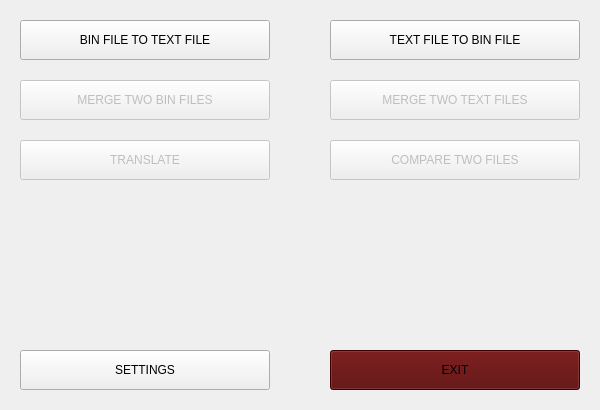
Above: src/Forms/MainWindow.ui from psv-git/BDOLang before the change. Below: the same form after it.
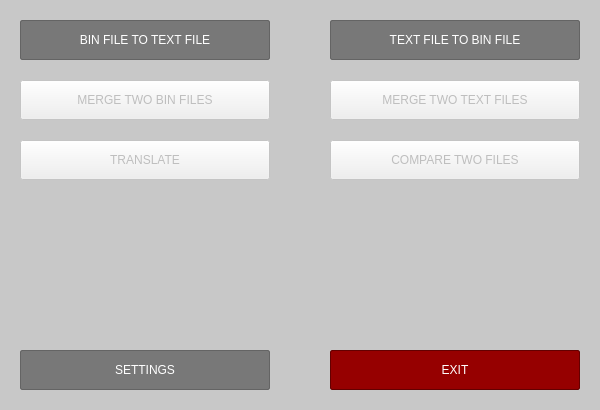
That is the form after the change.

What changed in the file:
```diff
--- a/src/Forms/MainWindow.ui
+++ b/src/Forms/MainWindow.ui
@@ -12,13 +12,25 @@
   </property>
   <property name="minimumSize">
    <size>
-    <width>290</width>
+    <width>600</width>
+    <height>410</height>
+   </size>
+  </property>
+  <property name="maximumSize">
+   <size>
+    <width>600</width>
     <height>410</height>
    </size>
   </property>
   <property name="windowTitle">
    <string notr="true">BDOLang</string>
   </property>
+  <property name="styleSheet">
+   <string notr="true">QMainWindow {
+	background-color: rgb(200, 200, 200);
+}
+</string>
+  </property>
   <widget class="QWidget" name="centralWidget">
    <widget class="QPushButton" name="transButton">
     <property name="enabled">
@@ -64,7 +76,20 @@
      <enum>Qt::TabFocus</enum>
     </property>
     <property name="styleSheet">
-     <string notr="true">font: 87 10pt &quot;Arial Black&quot;;</string>
+     <string notr="true">QPushButton {
+	font: 87 10pt &quot;Arial Black&quot;;
+	color: rgb(255, 255, 255);
+
+	background-color: rgb(120, 120, 120);
+
+	border: 1px solid  rgb(100, 100, 100);
+	border-radius: 2px;
+}
+
+QPushButton::hover {
+	background-color: rgb(150, 150, 150);
+}
+</string>
     </property>
     <property name="text">
      <string>BIN FILE TO TEXT FILE</string>
@@ -83,7 +108,20 @@
      <enum>Qt::TabFocus</enum>
     </property>
     <property name="styleSheet">
-     <string notr="true">font: 87 10pt &quot;Arial Black&quot;;</string>
+     <string notr="true">QPushButton {
+	font: 87 10pt &quot;Arial Black&quot;;
+	color: rgb(255, 255, 255);
+
+	background-color: rgb(120, 120, 120);
+
+	border: 1px solid  rgb(100, 100, 100);
+	border-radius: 2px;
+}
+
+QPushButton::hover {
+	background-color: rgb(150, 150, 150);
+}
+</string>
     </property>
     <property name="text">
      <string>TEXT FILE TO BIN FILE</string>
@@ -102,8 +140,20 @@
      <enum>Qt::TabFocus</enum>
     </property>
     <property name="styleSheet">
-     <string notr="true">font: 87 10pt &quot;Arial Black&quot;;
-background-color: rgb(85, 0, 0);</string>
+     <string notr="true">QPushButton {
+	font: 87 10pt &quot;Arial Black&quot;;
+	color: rgb(255, 255, 255);
+
+	background-color: rgb(150, 0, 0);
+
+	border: 1px solid  rgb(100, 0, 0);
+	border-radius: 2px;
+}
+
+QPushButton::hover {
+	background-color: rgb(180, 0, 0);
+}
+</string>
     </property>
     <property name="text">
      <string>EXIT</string>
@@ -128,7 +178,20 @@
      <number>1</number>
     </property>
     <property name="styleSheet">
-     <string notr="true">font: 87 10pt &quot;Arial Black&quot;;</string>
+     <string notr="true">QPushButton {
+	font: 87 10pt &quot;Arial Black&quot;;
+	color: rgb(255, 255, 255);
+
+	background-color: rgb(120, 120, 120);
+
+	border: 1px solid  rgb(100, 100, 100);
+	border-radius: 2px;
+}
+
+QPushButton::hover {
+	background-color: rgb(150, 150, 150);
+}
+</string>
     </property>
     <property name="text">
      <string>SETTINGS</string>
```
